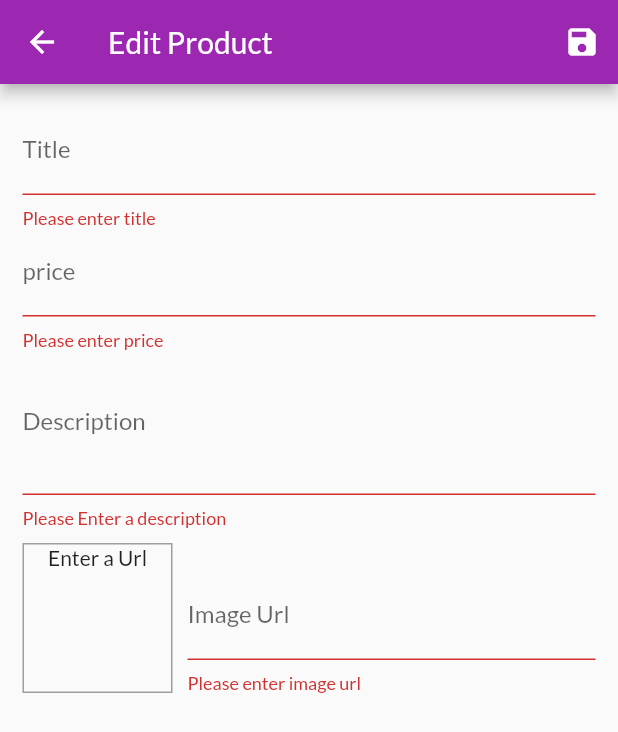
After one commit to dhirajmishra98/Shop-App, a Flutter app: the EditProductScreen screen opened by its route, after a tap on the "save" icon, on a phone screen of 412 x 824 dp. The commit adds this screen. Shown: the top 732 px of the screen. Run offline on Flutter 3.47's test engine with Material 2 defaults, Android fonts, the phone set to English and light mode, and no system bars; network calls fail.

Commit message:
adding user Product

```diff
--- a/lib/main.dart
+++ b/lib/main.dart
@@ -2,7 +2,9 @@ import 'package:flutter/material.dart';
 import 'package:provider/provider.dart';
 import 'package:shop_app/providers/orders.dart';
 import 'package:shop_app/screens/cart_screen.dart';
+import 'package:shop_app/screens/edit_product_screen.dart';
 import 'package:shop_app/screens/orders_screen.dart';
+import 'package:shop_app/screens/user_products_screen.dart';
 
 import '../providers/cart.dart';
 import '../providers/products_provider.dart';
@@ -44,6 +46,8 @@ class MyApp extends StatelessWidget {
           ProductDetailsScreen.routeName: (ctx) => ProductDetailsScreen(),
           CartScreen.routeName :(ctx) => CartScreen(),
           OrdersScreen.routeName :(ctx) => OrdersScreen(),
+          UserProductsScreen.routeName :(ctx) => UserProductsScreen(),
+          EditProductScreen.routeName :(ctx) => EditProductScreen(),
         },
       ),
     );
--- a/lib/providers/products_provider.dart
+++ b/lib/providers/products_provider.dart
@@ -49,8 +49,17 @@ class ProductsProvider with ChangeNotifier {
     return _items.firstWhere((prod) => prod.id == id);
   }
 
-  void addProduct() {
+  void addProduct(Product product) {
     // _items.add(value);
+    Product newProduct = Product(
+        id: DateTime.now().toString(),
+        title: product.title,
+        description: product.description,
+        price: product.price,
+        imageUrl: product.imageUrl);
+
+    _items.add(newProduct);
+    // _items.insert(0, newProduct); //add product at top (at starting)
     ChangeNotifier();
   }
 }
--- /dev/null
+++ b/lib/screens/edit_product_screen.dart
@@ -0,0 +1,233 @@
+import 'package:flutter/material.dart';
+import 'package:provider/provider.dart';
+import 'package:shop_app/providers/product.dart';
+import 'package:shop_app/providers/products_provider.dart';
+
+class EditProductScreen extends StatefulWidget {
+  static const String routeName = '/edit-product-screen';
+  const EditProductScreen({super.key});
+
+  @override
+  State<EditProductScreen> createState() => _EditProductScreenState();
+}
+
+class _EditProductScreenState extends State<EditProductScreen> {
+  final _priceFocusNode = FocusNode();
+  final _descriptionFocusNode = FocusNode();
+  final _imageUrlController = TextEditingController();
+  final _imargeUrlFocusNode = FocusNode();
+  final _form = GlobalKey<FormState>();
+  var _editedProduct =
+      Product(id: '', title: '', description: '', price: 0, imageUrl: '');
+
+  @override
+  void initState() {
+    _imargeUrlFocusNode.addListener(_updateImageUrl);
+    super.initState();
+  }
+
+  @override
+  void dispose() {
+    _imargeUrlFocusNode.removeListener(_updateImageUrl);
+    _imargeUrlFocusNode.dispose();
+    _priceFocusNode.dispose();
+    _descriptionFocusNode.dispose();
+    _imageUrlController.dispose();
+    super.dispose();
+  }
+
+  void _updateImageUrl() {
+    if (!_imargeUrlFocusNode.hasFocus) {
+      // if ((_imageUrlController.text.startsWith('http') &&
+      //         _imageUrlController.text.startsWith('https')) ||
+      //     (_imageUrlController.text.endsWith('.jpg') &&
+      //         _imageUrlController.text.endsWith('.jpeg') &&
+      //         _imageUrlController.text.endsWith('.png'))) {
+      //   return;
+      // }
+
+      setState(() {});
+    }
+  }
+
+  void _saveForm() {
+    final isValid = _form.currentState!.validate();
+    if (!isValid) return;
+    _form.currentState?.save();
+    Provider.of<ProductsProvider>(context, listen: false).addProduct(_editedProduct);
+    Navigator.of(context).pop();
+  }
+
+  @override
+  Widget build(BuildContext context) {
+    return Scaffold(
+      appBar: AppBar(
+        title: Text('Edit Product'),
+        actions: [
+          IconButton(
+              onPressed: () {
+                _saveForm();
+              },
+              icon: Icon(Icons.save)),
+        ],
+      ),
+      body: Padding(
+        padding: const EdgeInsets.all(15.0),
+        child: Form(
+          key: _form,
+          child: ListView(
+            children: [
+              TextFormField(
+                decoration: const InputDecoration(labelText: 'Title'),
+                textInputAction: TextInputAction.next,
+                onFieldSubmitted: (_) =>
+                    FocusScope.of(context).requestFocus(_priceFocusNode),
+                validator: (value) {
+                  //return null means no error, return any string mean 'string' is error
+                  if (value!.isEmpty) return 'Please enter title';
+                  return null;
+                },
+                onSaved: (value) {
+                  _editedProduct = Product(
+                      id: _editedProduct.id,
+                      title: value!,
+                      description: _editedProduct.description,
+                      price: _editedProduct.price,
+                      imageUrl: _editedProduct.imageUrl);
+                },
+              ),
+              TextFormField(
+                decoration: const InputDecoration(labelText: 'price'),
+                textInputAction: TextInputAction.next,
+                keyboardType: TextInputType.number,
+                focusNode: _priceFocusNode,
+                onFieldSubmitted: (_) =>
+                    FocusScope.of(context).requestFocus(_descriptionFocusNode),
+                onSaved: (value) {
+                  _editedProduct = Product(
+                      id: _editedProduct.id,
+                      title: _editedProduct.title,
+                      description: _editedProduct.description,
+                      price: double.parse(value!),
+                      imageUrl: _editedProduct.imageUrl);
+                },
+                validator: (value) {
+                  if (value!.isEmpty) return 'Please enter price';
+                  if (double.tryParse(value) == null) {
+                    return 'Please enter valid number';
+                  }
+                  if (double.parse(value) <= 0) {
+                    return 'Price should be greater than 0';
+                  }
+                  return null;
+                },
+              ),
+              TextFormField(
+                decoration: const InputDecoration(labelText: 'Description'),
+                maxLines: 3,
+                keyboardType: TextInputType.multiline,
+                focusNode: _descriptionFocusNode,
+                validator: (value) {
+                  if (value!.isEmpty) {
+                    return 'Please Enter a description';
+                  }
+                  if (value.length < 10) {
+                    return 'too short - should be at least 10 characters';
+                  }
+                  return null;
+                },
+                onSaved: (value) {
+                  _editedProduct = Product(
+                      id: _editedProduct.id,
+                      title: _editedProduct.title,
+                      description: value!,
+                      price: _editedProduct.price,
+                      imageUrl: _editedProduct.imageUrl);
+                },
+              ),
+              Row(
+                crossAxisAlignment: CrossAxisAlignment.end,
+                children: [
+                  Container(
+                    margin: const EdgeInsets.only(top: 10, right: 10),
+                    height: 100,
+                    width: 100,
+                    decoration: BoxDecoration(
+                        border: Border.all(width: 1, color: Colors.grey)),
+                    child: _imageUrlController.text.isEmpty
+                        ? const Text(
+                            'Enter a Url',
+                            textAlign: TextAlign.center,
+                          )
+                        : FittedBox(
+                            fit: BoxFit.cover,
+                            child: Image.network(_imageUrlController.text),
+                          ),
+                  ),
+                  Expanded(
+                      child: TextFormField(
+                    decoration: const InputDecoration(labelText: 'Image Url'),
+                    keyboardType: TextInputType.url,
+                    textInputAction: TextInputAction.done,
+                    controller: _imageUrlController,
+                    focusNode: _imargeUrlFocusNode,
+                    onFieldSubmitted: (_) => _saveForm(),
+                    validator: (value) {
+                      if (value!.isEmpty) return 'Please enter image url';
+                      if (!value.startsWith('http') &&
+                          !value.startsWith('https')) {
+                        return 'Please enter valid url';
+                      }
+                      // if (!value.endsWith('.jpg') &&
+                      //     !value.endsWith('.jpeg') &&
+                      //     !value.endsWith('.png')) {
+                      //   return 'Please enter image url';
+                      // }
+                      return null;
+                    },
+                    onSaved: (value) {
+                      _editedProduct = Product(
+                          id: _editedProduct.id,
+                          title: _editedProduct.title,
+                          description: _editedProduct.description,
+                          price: _editedProduct.price,
+                          imageUrl: value!);
+                    },
+                  ))
+                ],
+              ),
+            ],
+          ),
+        ),
+      ),
+    );
+  }
+}
+
+/*
+***SOME TIPS USING LISTVIEW OR COLUMN AS INPUT FORM
+ListView or Column
+When working with Forms, you typically have multiple input fields above each other - that's why you might want to ensure that the list of inputs is scrollable. Especially, since the soft keyboard will also take up some space on the screen.
+For very long forms (i.e. many input fields) OR in landscape mode (i.e. less vertical space on the screen), you might encounter a strange behavior: User input might get lost if an input fields scrolls out of view.
+That happens because the ListView widget dynamically removes and re-adds widgets as they scroll out of and back into view.
+
+For short lists/ portrait-only apps, where only minimal scrolling might be needed, a ListView should be fine, since items won't scroll that far out of view (ListView has a certain threshold until which it will keep items in memory).
+But for longer lists or apps that should work in landscape mode as well - or maybe just to be safe - you might want to use a Column (combined with SingleChildScrollView) instead. Since SingleChildScrollView doesn't clear widgets that scroll out of view, you are not in danger of losing user input in that case.
+
+For example:
+Form(
+    child: ListView(
+        children: [ ... ],
+    ),
+),
+
+simply becomes
+
+Form(
+    child: SingleChildScrollView(
+        child: Column(
+            children: [ ... ],
+        ),
+    ),
+),
+*/
--- a/lib/widgets/app_drawer.dart
+++ b/lib/widgets/app_drawer.dart
@@ -1,4 +1,5 @@
 import 'package:flutter/material.dart';
+import 'package:shop_app/screens/user_products_screen.dart';
 
 import '../screens/orders_screen.dart';
 
@@ -23,7 +24,14 @@ class AppDrawer extends StatelessWidget {
           ListTile(
             leading: const Icon(Icons.payment),
             title: const Text('Orders'),
-            onTap: () => Navigator.pushReplacementNamed(context, OrdersScreen.routeName),
+            onTap: () =>
+                Navigator.pushReplacementNamed(context, OrdersScreen.routeName),
+          ),
+          ListTile(
+            leading: const Icon(Icons.edit),
+            title: const Text('Manage Proucts'),
+            onTap: () => Navigator.pushReplacementNamed(
+                context, UserProductsScreen.routeName),
           )
         ],
       ),
--- /dev/null
+++ b/lib/widgets/user_product_item.dart
@@ -0,0 +1,25 @@
+import 'package:flutter/material.dart';
+
+class UserProductItem extends StatelessWidget {
+  final String title;
+  final String imageUrl;
+
+  const UserProductItem({super.key, required this.title, required this.imageUrl});
+
+  @override
+  Widget build(BuildContext context) {
+    return ListTile(
+      leading: CircleAvatar(backgroundImage: NetworkImage(imageUrl),),
+      title: Text(title),
+      trailing: Container(
+        width: 100,
+        child: Row(
+          children: [
+            IconButton(onPressed: (){}, icon:const Icon(Icons.edit), color: Theme.of(context).colorScheme.primary,),
+            IconButton(onPressed: (){}, icon:const Icon(Icons.delete), color: Theme.of(context).colorScheme.error,),
+          ],
+        ),
+      ),
+    );
+  }
+}
```
Also changed, not shown: lib/providers/cart.dart (+19 -0 lines), lib/screens/user_products_screen.dart (added, +41 -0 lines), lib/widgets/cartItem.dart (+21 -0 lines), lib/widgets/product_item.dart (+14 -0 lines).
